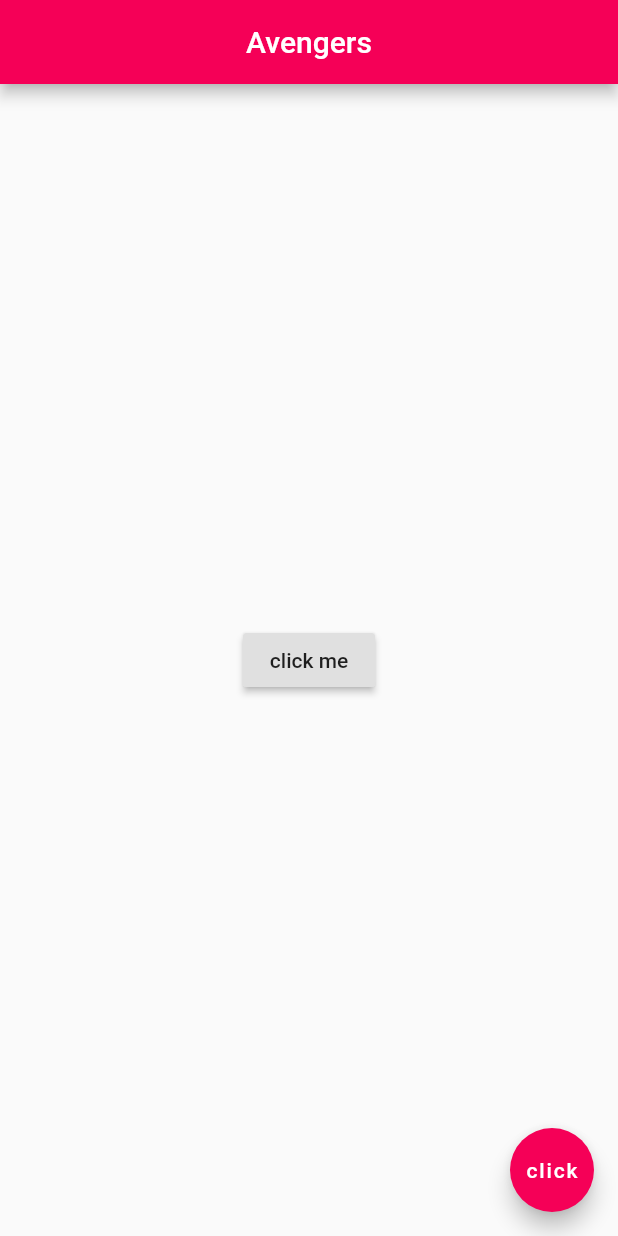
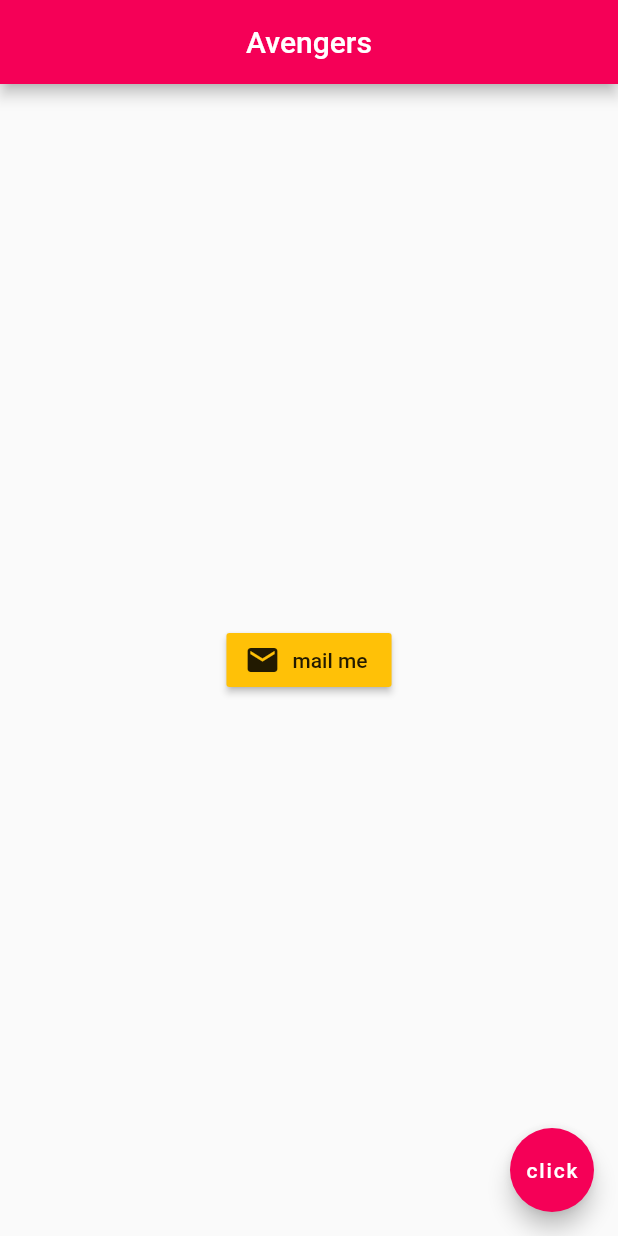
Before and after one commit to kharioki/Intro_to_flutter, a Flutter app: the screen it shows after launch, on a phone screen of 412 x 824 dp. Run offline on Flutter 3.47's test engine with Material 2 defaults, Android fonts, the phone set to English and light mode, and no system bars.

Commit message:
raised button with icon

```diff
--- a/lib/main.dart
+++ b/lib/main.dart
@@ -16,11 +16,13 @@ class Home extends StatelessWidget {
         backgroundColor: Colors.pinkAccent[400],
       ),
       body: Center(
-        child: RaisedButton(
+        child: RaisedButton.icon(
           onPressed: () {
             // function goes here
           },
-          child: Text('click me'),
+          icon: Icon(Icons.mail),
+          label: Text('mail me'),
+          color: Colors.amber,
         ),
       ),
       floatingActionButton: FloatingActionButton(
```
